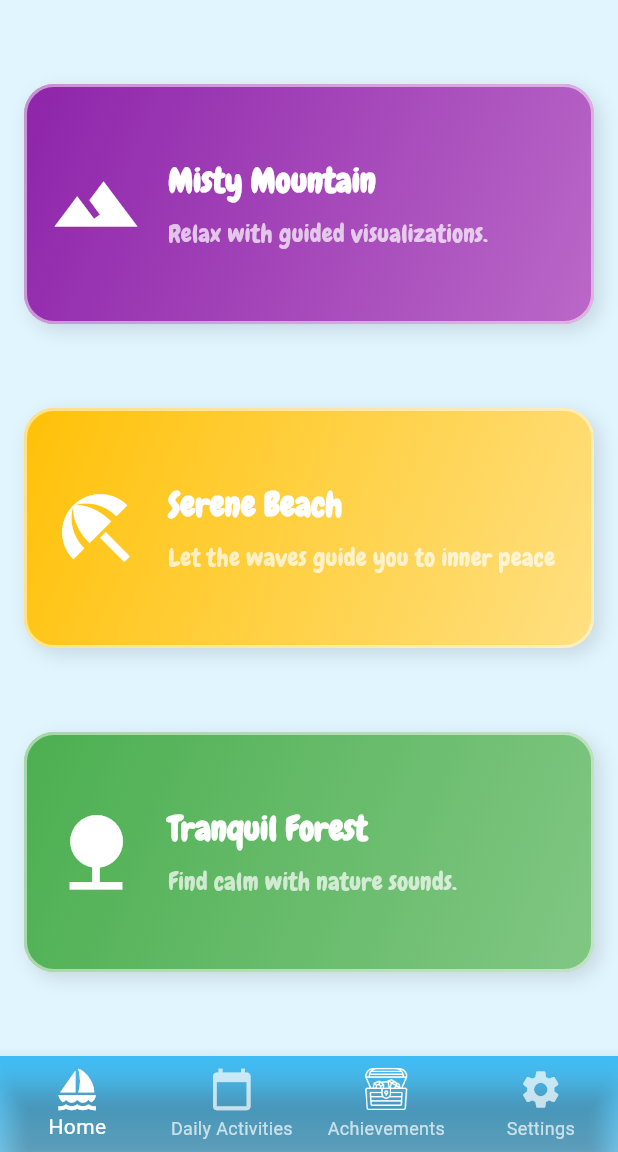
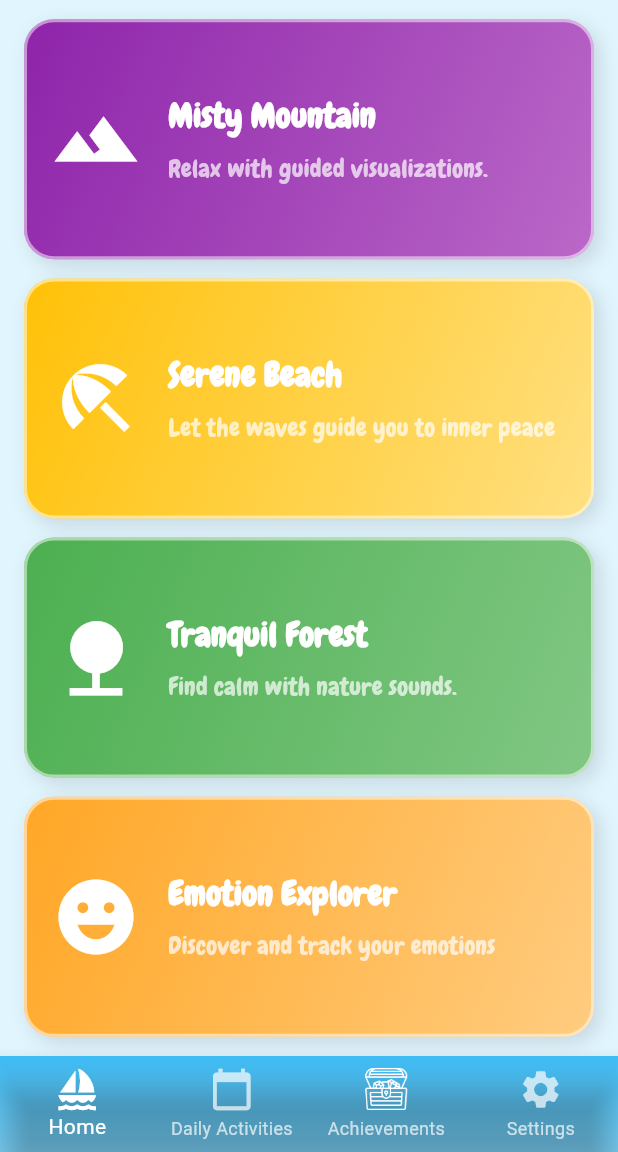
Before and after one commit to Kenneth-W-Chen/mindfulness-app, a Flutter app: the screen it shows after launch, on a phone screen of 412 x 824 dp, the part 84-1236 px from its top. Run offline on Flutter 3.47's test engine with Material 3 defaults, Android fonts, the light colour scheme and no system bars; our stand-ins replace audioplayers, fl_chart, flutter_local_notifications, flutter_timezone, sqflite, timezone; accounts and stored records are empty.

Commit message:
Update home_screen.dart

```diff
--- a/lib/home_screen.dart
+++ b/lib/home_screen.dart
@@ -103,6 +103,22 @@
                 );
               },
             ),
+            _buildIslandTile(
+  title: 'Emotion Explorer',
+  icon: Icons.emoji_emotions,
+  description: 'Discover and track your emotions',
+  startColor: const Color(0xFFFFA726), // Orange
+  endColor: const Color(0xFFFFCC80),   // Light Orange
+  onTap: () {
+    Navigator.push(
+      context,
+      MaterialPageRoute(
+        builder: (context) => EmotionExplorer(), // Navigate to Emotion Explorer
+      ),
+    );
+  },
+),
+
           ],
         ),
       ),
```
